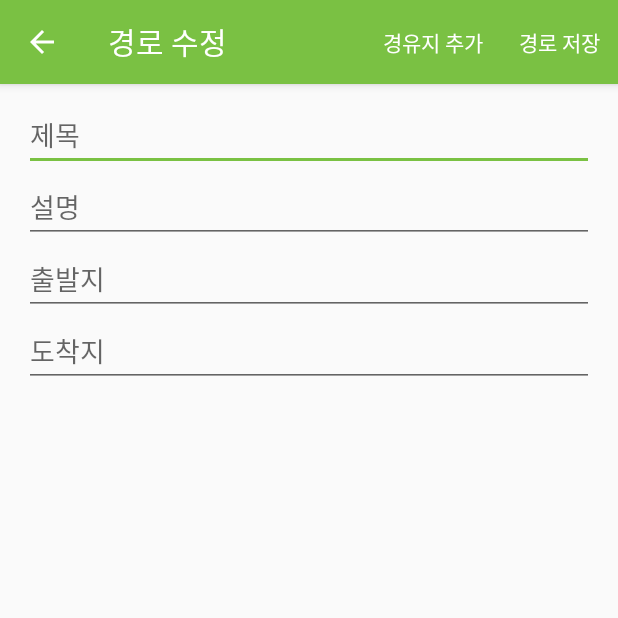
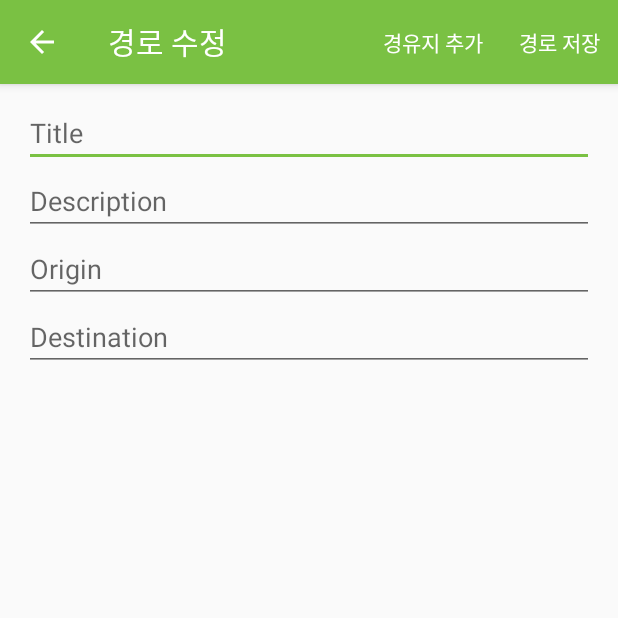
Before and after one commit to WindSekirun/ROUTE_BUILDER, an Android app: the MakeRouteActivity screen opened directly, with no data from a screen before it, after a tap on "경로 저장", on a phone screen of 412 x 824 dp, the top half of it. Run offline under Robolectric (Android 15) with nearby library versions, the phone set to English and light mode, and no system bars; our stand-ins replace ButterKnife; network calls fail.

Commit message:
formatting code

```diff
--- a/app/src/main/java/com/github/windsekirun/itinerary_builder/activity/MakeRouteActivity.java
+++ b/app/src/main/java/com/github/windsekirun/itinerary_builder/activity/MakeRouteActivity.java
@@ -16,14 +16,12 @@ import android.widget.AdapterView;
 import android.widget.ArrayAdapter;
 import android.widget.EditText;
 import android.widget.ListView;
-import android.widget.RadioButton;
 import android.widget.TextView;
 import android.widget.Toast;
 
 import com.github.windsekirun.itinerary_builder.Constants;
 import com.github.windsekirun.itinerary_builder.R;
 import com.github.windsekirun.itinerary_builder.model.LocationModel;
-import com.github.windsekirun.itinerary_builder.model.MoveMethod;
 import com.github.windsekirun.itinerary_builder.model.RouteModel;
 import com.google.android.gms.common.GooglePlayServicesNotAvailableException;
 import com.google.android.gms.common.GooglePlayServicesRepairableException;
@@ -42,6 +40,10 @@ import butterknife.ButterKnife;
  * Created by Pyxis on 2016. 10. 6..
  */
 public class MakeRouteActivity extends AppCompatActivity implements Constants {
+    public final int START_PICK_CODE = 4;
+    public final int END_PICK_CODE = 5;
+    public final int VIA_PICK_CODE = 6;
+    public int cursor = 0;
     @Bind(R.id.viaList)
     ListView viaList;
     @Bind(R.id.title)
@@ -52,12 +54,6 @@ public class MakeRouteActivity extends AppCompatActivity implements Constants {
     EditText start;
     @Bind(R.id.end)
     EditText end;
-
-    public final int START_PICK_CODE = 4;
-    public final int END_PICK_CODE = 5;
-    public final int VIA_PICK_CODE = 6;
-    public int cursor = 0;
-
     ViaListAdapter adapter;
     LocationModel startLocation;
     LocationModel endLocation;
@@ -128,8 +124,8 @@ public class MakeRouteActivity extends AppCompatActivity implements Constants {
                     viaLocationList.add(PlacetoLocationModel(place));
                 }
 
-                updateLocation();
             }
+            updateLocation();
 
         }
         super.onActivityResult(requestCode, resultCode, data);
@@ -234,6 +230,26 @@ public class MakeRouteActivity extends AppCompatActivity implements Constants {
         return true;
     }
 
+    @Override
+    public boolean onOptionsItemSelected(MenuItem item) {
+        switch (item.getItemId()) {
+            case android.R.id.home:
+                onBackPressed();
+                break;
+            case R.id.menu_add_via:
+                startPicker(VIA_PICK_CODE);
+                break;
+            case R.id.menu_added:
+                if (!title.getText().toString().isEmpty()) {
+                    finishWork();
+                } else {
+                    Toast.makeText(MakeRouteActivity.this, R.string.enter_the_title, Toast.LENGTH_SHORT).show();
+                }
+                break;
+        }
+        return super.onOptionsItemSelected(item);
+    }
+
     public class ViaListAdapter extends ArrayAdapter<LocationModel> {
         Context context;
         ArrayList<LocationModel> itemSet;
@@ -279,24 +295,4 @@ public class MakeRouteActivity extends AppCompatActivity implements Constants {
             }
         }
     }
-
-    @Override
-    public boolean onOptionsItemSelected(MenuItem item) {
-        switch (item.getItemId()) {
-            case android.R.id.home:
-                onBackPressed();
-                break;
-            case R.id.menu_add_via:
-                startPicker(VIA_PICK_CODE);
-                break;
-            case R.id.menu_added:
-                if (!title.getText().toString().isEmpty()) {
-                    finishWork();
-                } else {
-                    Toast.makeText(MakeRouteActivity.this, R.string.enter_the_title, Toast.LENGTH_SHORT).show();
-                }
-                break;
-        }
-        return super.onOptionsItemSelected(item);
-    }
 }
--- a/app/src/main/res/layout/activity_route.xml
+++ b/app/src/main/res/layout/activity_route.xml
@@ -11,7 +11,7 @@
         android:layout_marginRight="16dip"
         android:layout_alignParentEnd="true"
         android:layout_marginTop="10dip"
-        android:hint="제목" />
+        android:hint="@string/title" />
 
     <EditText
         android:layout_width="wrap_content"
@@ -22,7 +22,7 @@
         android:layout_below="@+id/title"
         android:layout_marginRight="16dip"
         android:layout_alignParentEnd="true"
-        android:hint="설명" />
+        android:hint="@string/description" />
 
     <EditText
         android:layout_width="wrap_content"
@@ -31,7 +31,7 @@
         android:layout_below="@+id/description"
         android:layout_alignStart="@+id/description"
         android:layout_alignEnd="@+id/description"
-        android:hint="출발지" />
+        android:hint="@string/origin" />
 
     <EditText
         android:layout_width="wrap_content"
@@ -40,7 +40,7 @@
         android:layout_below="@+id/start"
         android:layout_alignStart="@+id/start"
         android:layout_alignEnd="@+id/start"
-        android:hint="도착지" />
+        android:hint="@string/destination" />
 
     <ListView
         android:layout_width="wrap_content"
--- a/app/src/main/res/values/strings.xml
+++ b/app/src/main/res/values/strings.xml
@@ -1,9 +1,13 @@
 <resources>
-    <string name="app_name">ITINERARY_BUILDER</string>
-    <string name="activity_main_placeholder">추가한 경로가 없습니다.\n아래 + 버튼을 눌러\n경로를 추가하세요</string>
-    <string name="app_name_readable">경로 빌더</string>
+    <string name="app_name">Route Builder</string>
+    <string name="activity_main_placeholder">Nothing in here!\nPress + button\nto add Route</string>
+    <string name="app_name_readable">Route Builder</string>
     <string name="gps_not_available">Google Play Services is not available.</string>
-    <string name="saving_route">경로를 저장중입니다.</string>
-    <string name="enter_the_title">제목을 입력해주세요.</string>
-    <string name="fetching_from_data">Fetching from Data...</string>
+    <string name="saving_route">Saved Route.</string>
+    <string name="enter_the_title">Enter title.</string>
+    <string name="fetching_from_data">Fetching from Data…</string>
+    <string name="destination">Destination</string>
+    <string name="origin">Origin</string>
+    <string name="description">Description</string>
+    <string name="title">Title</string>
 </resources>
```
Also changed, not shown: app/src/main/java/com/github/windsekirun/itinerary_builder/activity/MapsActivity.java (+35 -25 lines), app/src/main/java/com/github/windsekirun/itinerary_builder/parser/GoogleParser.java (+30 -32 lines).
